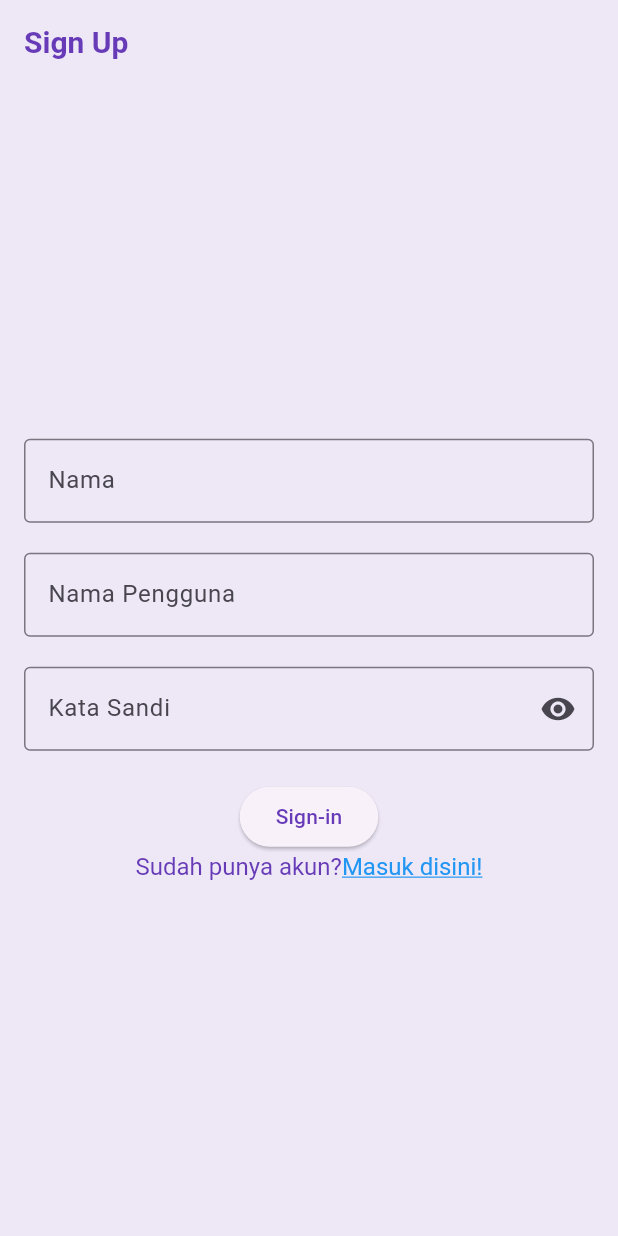
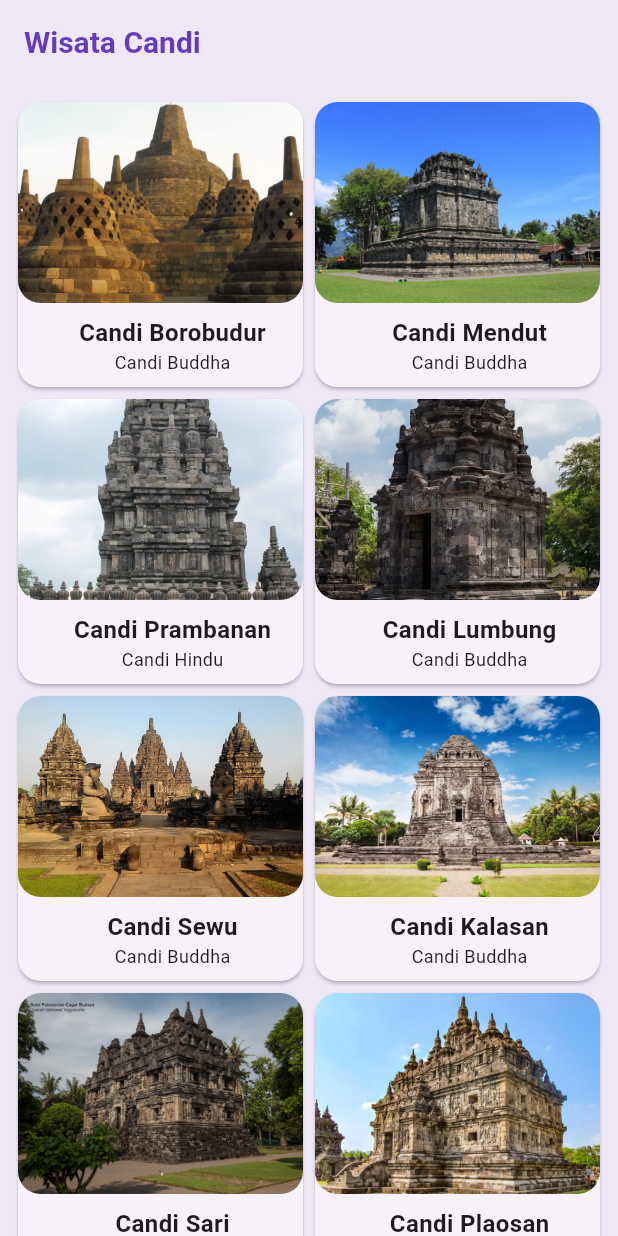
Before and after one commit to julianjie/11_WisataCandi_JulianJie, a Flutter app: the screen it shows after launch, on a phone screen of 412 x 824 dp. Run offline on Flutter 3.47's test engine with Material 3 defaults, Android fonts, the phone set to English and light mode, and no system bars.

Commit message:
home screen & item card

```diff
--- a/wisata_candi_julian_jie/lib/main.dart
+++ b/wisata_candi_julian_jie/lib/main.dart
@@ -1,8 +1,11 @@
 import 'package:flutter/material.dart';
 import 'package:wisata_candi_julian_jie/data/candi_data.dart';
+import 'package:wisata_candi_julian_jie/screens/home_screen.dart';
 import 'package:wisata_candi_julian_jie/screens/profile_screen.dart';
+import 'package:wisata_candi_julian_jie/screens/search_screen.dart';
 import 'package:wisata_candi_julian_jie/screens/sign_in_screen.dart';
 import 'package:wisata_candi_julian_jie/screens/sign_up_screen.dart';
+import 'package:wisata_candi_julian_jie/screens/search_screen.dart';
 import 'screens/detail_screen.dart';
 
 void main() {
@@ -33,7 +36,7 @@ class MainApp extends StatelessWidget {
       ),
       // home: DetailScreen(candi: candiList[0],),
       // home: const ProfileScreen(),
-      home: SignUpScreen(),
+      home: HomeScreen(),
     );
   }
 }
--- /dev/null
+++ b/wisata_candi_julian_jie/lib/screens/home_screen.dart
@@ -0,0 +1,32 @@
+import 'package:flutter/material.dart';
+import 'package:wisata_candi_julian_jie/data/candi_data.dart';
+import 'package:wisata_candi_julian_jie/models/candi.dart';
+import 'package:wisata_candi_julian_jie/widgets/item_card.dart';
+
+class HomeScreen extends StatefulWidget {
+  const HomeScreen({super.key});
+
+  @override
+  State<HomeScreen> createState() => _HomeScreenState();
+}
+
+class _HomeScreenState extends State<HomeScreen> {
+  @override
+  Widget build(BuildContext context) {
+    return Scaffold(
+      //TODO: 1. Buat appbar dengan judul wisata candi
+      appBar: AppBar(title: Text('Wisata Candi'),),
+      //TODO: 2. buat body dengan gridview builder
+      body: GridView.builder(
+        gridDelegate: SliverGridDelegateWithFixedCrossAxisCount(crossAxisCount: 2),
+        padding: EdgeInsets.all(8),
+        itemCount: candiList.length,
+        itemBuilder :(context, index){
+          Candi candi = candiList[index];
+          return ItemCard(candi: candi);
+        }
+      ),
+      //TODO: 3. buat Itemcard sebagai return value dari gridview
+    );
+  }
+}
--- /dev/null
+++ b/wisata_candi_julian_jie/lib/widgets/item_card.dart
@@ -0,0 +1,53 @@
+import 'package:flutter/material.dart';
+import 'package:wisata_candi_julian_jie/models/candi.dart';
+
+class ItemCard extends StatelessWidget {
+  const ItemCard({super.key, required this.candi});
+  //TODO 1. Deklarasi variable yang dibutuhkan dan pasang pada konstruktor
+  final Candi candi;
+  @override
+  Widget build(BuildContext context) {
+    return Card(
+      //TODO 2. Terapkan parameter shape, margin, elevation, dari card
+      shape: RoundedRectangleBorder(borderRadius: BorderRadius.circular(15)),
+      margin: EdgeInsets.all(4),
+      elevation: 1,
+      child: Column(
+        children: [
+          //TODO 3. Buat image sebagai anak dari column
+          Expanded(
+            child: ClipRRect(
+              borderRadius: BorderRadius.circular(15),
+              child: Image.asset(
+                candi.imageAsset,
+                width: double.infinity,
+                fit:BoxFit.cover,
+              ),
+            ),
+          ),
+          //TODO 4. Buat Text sebagai anak dari column
+          Padding(
+            padding: const EdgeInsets.only(left: 16, top: 8),
+            child: Text(
+              candi.name,
+              style: const TextStyle(
+                fontSize: 16,
+                fontWeight: FontWeight.bold,
+              ),
+            ),
+          ),
+          //TODO 5. Buat Text sebagai anak dari column
+          Padding(
+            padding: const EdgeInsets.only(left: 16, bottom: 8),
+            child: Text(
+               candi.type,
+              style: const TextStyle(
+                fontSize: 12,
+              ),
+            ),
+          ),
+        ],
+      ),
+    );
+  }
+}
```
